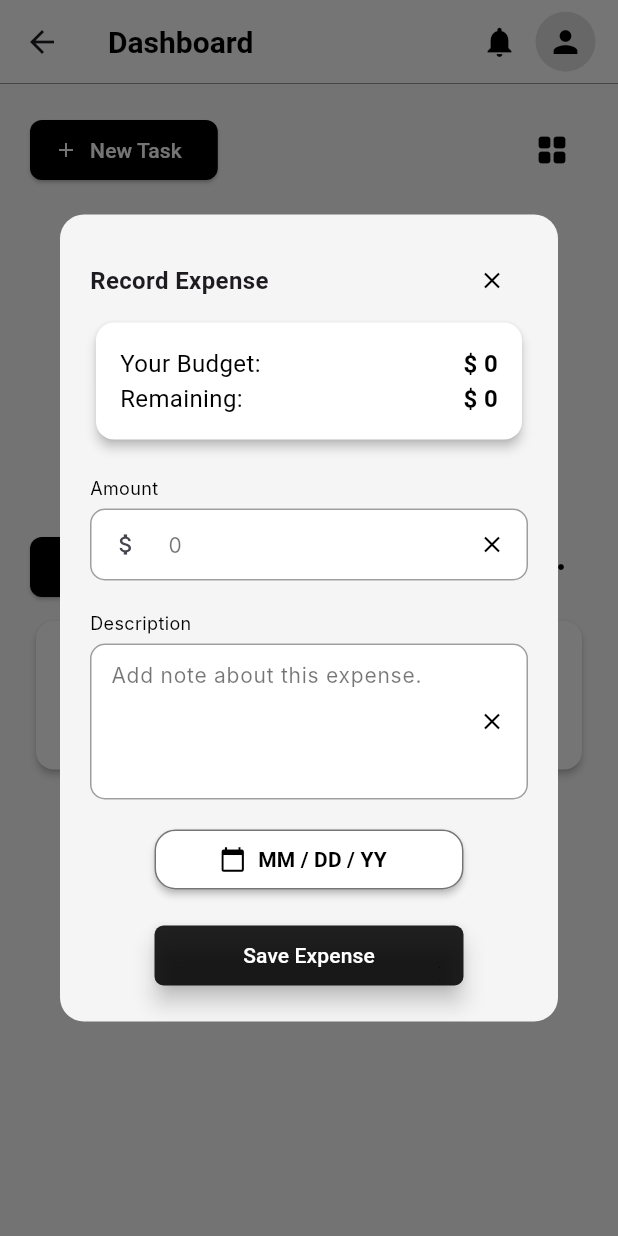
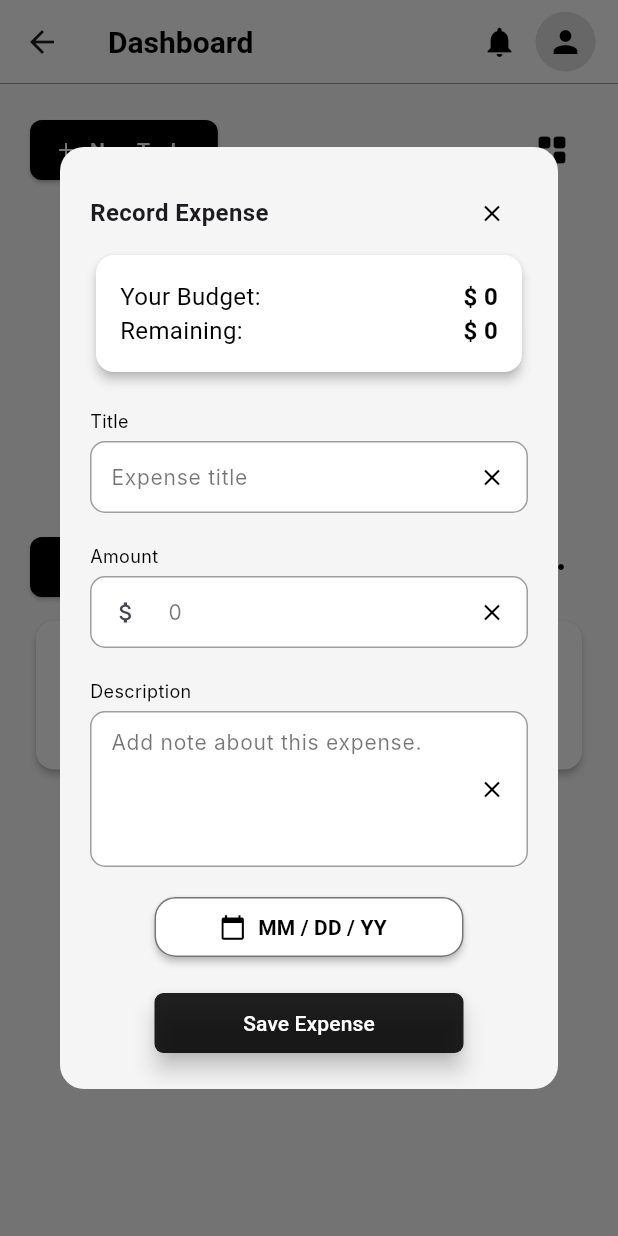
Before and after one commit to Sairusses/Wizz, a Flutter app: the LeaderDashboard screen opened directly with empty values, after a tap on "Record Expense", on a phone screen of 412 x 824 dp. Run offline on Flutter 3.47's test engine with Material 3 defaults, Android fonts, the phone set to English and light mode, and no system bars; our stand-ins replace cloud_firestore, device_preview_plus, dropdown_button2, firebase_auth, firebase_core, fl_chart and 2 more; missing offline and left inert: flutter_floating_bottom_bar, groq; accounts and stored records are empty; Roboto replaces fonts that are missing (Inter).

Commit message:
expense back end database

```diff
--- a/lib/leader_screens/budget_new.dart
+++ b/lib/leader_screens/budget_new.dart
@@ -3,21 +3,25 @@ import 'package:flutter/material.dart';
 import 'package:fluttertoast/fluttertoast.dart';
 import 'package:intl/intl.dart';
 import 'package:wizz/custom_widgets/custom_text_form_field.dart';
+import 'package:wizz/services/auth_service.dart';
+import 'package:wizz/services/budget_service.dart';
 
 class BudgetNew extends StatefulWidget {
   final int teamBudget;
   final int teamBudgetSpent;
-  const BudgetNew({super.key, required this.teamBudget, required this.teamBudgetSpent});
+  final String teamId;
+  const BudgetNew({super.key, required this.teamBudget, required this.teamBudgetSpent, required this.teamId});
   @override
   BudgetNewState createState() => BudgetNewState();
 }
 class BudgetNewState extends State<BudgetNew> with AutomaticKeepAliveClientMixin{
   late int teamBudget;
   late int remainingBudget;
+  TextEditingController titleController = TextEditingController();
   TextEditingController amountController = TextEditingController();
   TextEditingController descriptionController = TextEditingController();
-  late Timestamp dueDate;
-  String? dueDateString;
+  late Timestamp date;
+  String? dateString;
   @override
   void initState() {
     teamBudget = widget.teamBudget;
@@ -82,8 +86,15 @@ class BudgetNewState extends State<BudgetNew> with AutomaticKeepAliveClientMixin
             ),
             SizedBox(height: 20,),
             CustomTextFormField(
+              controller: titleController,
+              labelText: 'Title',
+              hint: 'Expense title',
+            ),
+            SizedBox(height: 20,),
+            CustomTextFormField(
               controller: amountController,
               labelText: 'Amount',
+              textInputType: TextInputType.number,
               hint: '0',
               prefixIcon: Icon(Icons.attach_money),
             ),
@@ -137,8 +148,8 @@ class BudgetNewState extends State<BudgetNew> with AutomaticKeepAliveClientMixin
                     );
                     if (pickedDate != null) {
                       setState(() {
-                        dueDate = Timestamp.fromDate(pickedDate);
-                        dueDateString = DateFormat('MMM d, yyyy').format(dueDate.toDate()).toString();
+                        date = Timestamp.fromDate(pickedDate);
+                        dateString = DateFormat('MMM d, yyyy').format(date.toDate()).toString();
                       });
                     } else {
                       Fluttertoast.showToast(
@@ -154,7 +165,7 @@ class BudgetNewState extends State<BudgetNew> with AutomaticKeepAliveClientMixin
                     color: Colors.black,
                   ),
                   label: Text(
-                    dueDateString ?? 'MM / DD / YY',
+                    dateString ?? 'MM / DD / YY',
                     style: TextStyle(
                         fontSize: 14,
                         fontWeight: FontWeight.bold,
@@ -167,7 +178,15 @@ class BudgetNewState extends State<BudgetNew> with AutomaticKeepAliveClientMixin
             SizedBox(height: 20,),
             ElevatedButton(
               onPressed: () {
-                // Add your onPressed logic here
+                BudgetService().addExpense(
+                    title: titleController.text.trim(),
+                    description: descriptionController.text.trim(),
+                    amount: double.parse(amountController.text),
+                    date: date,
+                    teamId: widget.teamId
+                );
+                AuthService().showToast('Expense added');
+                Navigator.pop(context);
               },
               style: ButtonStyle(
                 backgroundColor: WidgetStatePropertyAll(Colors.black87),
--- a/lib/leader_screens/leader_dashboard.dart
+++ b/lib/leader_screens/leader_dashboard.dart
@@ -21,6 +21,7 @@ class LeaderDashboardState extends State<LeaderDashboard> with AutomaticKeepAliv
   late List<Map<String, dynamic>> tasks;
   late int teamBudget;
   late int teamBudgetSpent;
+  late String teamId;
 
   @override
   bool get wantKeepAlive => true;
@@ -30,6 +31,7 @@ class LeaderDashboardState extends State<LeaderDashboard> with AutomaticKeepAliv
     tasks = widget.tasks;
     teamBudget = widget.teamBudget;
     teamBudgetSpent = widget.teamBudgetSpent;
+    teamId = widget.teamId;
     super.initState();
   }
 
@@ -68,7 +70,7 @@ class LeaderDashboardState extends State<LeaderDashboard> with AutomaticKeepAliv
                 SizedBox(height: 8),
                 TasksCardLeader(tasks: tasks, height: MediaQuery.of(context).size.height * .25),
                 SizedBox(height: 16),
-                BudgetTitle(teamBudget: teamBudget, teamBudgetSpent: teamBudgetSpent,),
+                BudgetTitle(teamBudget: teamBudget, teamBudgetSpent: teamBudgetSpent, teamId: teamId,),
                 SizedBox(height: 8),
                 BudgetOverview(spent: teamBudgetSpent, total: teamBudget),
               ],
@@ -182,7 +184,8 @@ class TasksTitle extends StatelessWidget{
 class BudgetTitle extends StatelessWidget{
   final int teamBudget;
   final int teamBudgetSpent;
-  const BudgetTitle({super.key, required this.teamBudget, required this.teamBudgetSpent});
+  final String teamId;
+  const BudgetTitle({super.key, required this.teamBudget, required this.teamBudgetSpent, required this.teamId});
 
   @override
   Widget build(BuildContext context) {
@@ -197,7 +200,10 @@ class BudgetTitle extends StatelessWidget{
         children: [
           ElevatedButton(
             onPressed: () {
-              showDialog(context: context, builder: (context) => BudgetNew(teamBudget: teamBudget, teamBudgetSpent: teamBudgetSpent,));
+              showDialog(context: context, builder: (context) => BudgetNew(
+                teamBudget: teamBudget,
+                teamBudgetSpent: teamBudgetSpent,
+                teamId: teamId,));
             },
             style: ElevatedButton.styleFrom(
               backgroundColor: Colors.black,
```
Also changed, not shown: lib/main.dart (+30 -24 lines), lib/services/budget_service.dart (+26 -0 lines).
